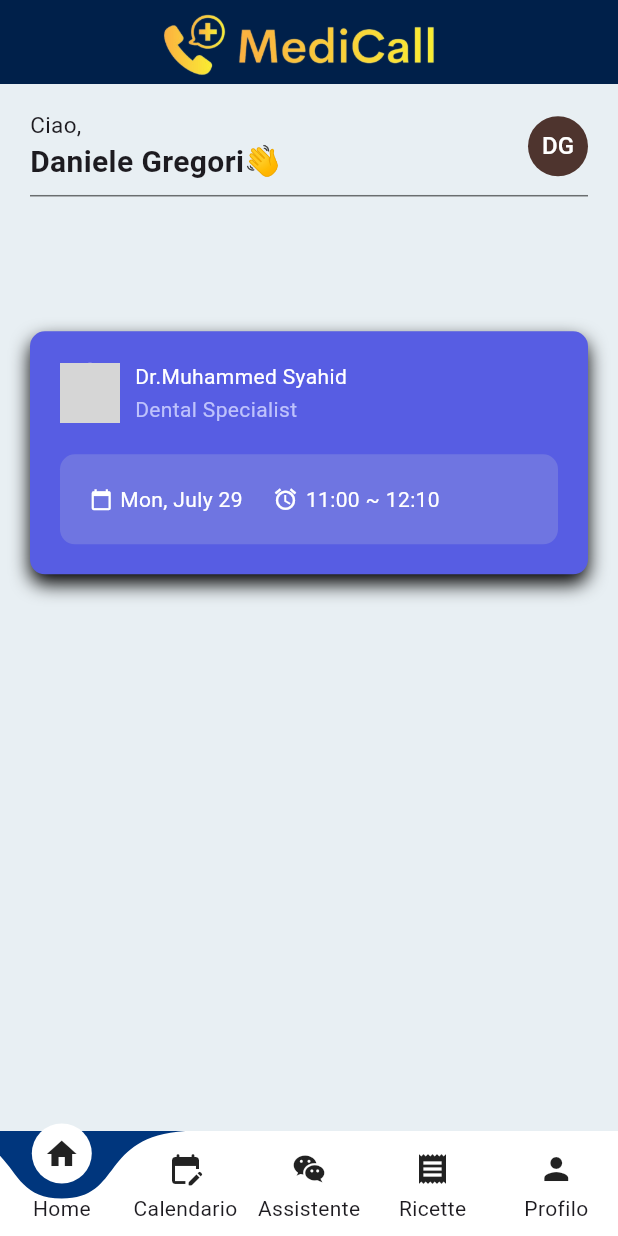
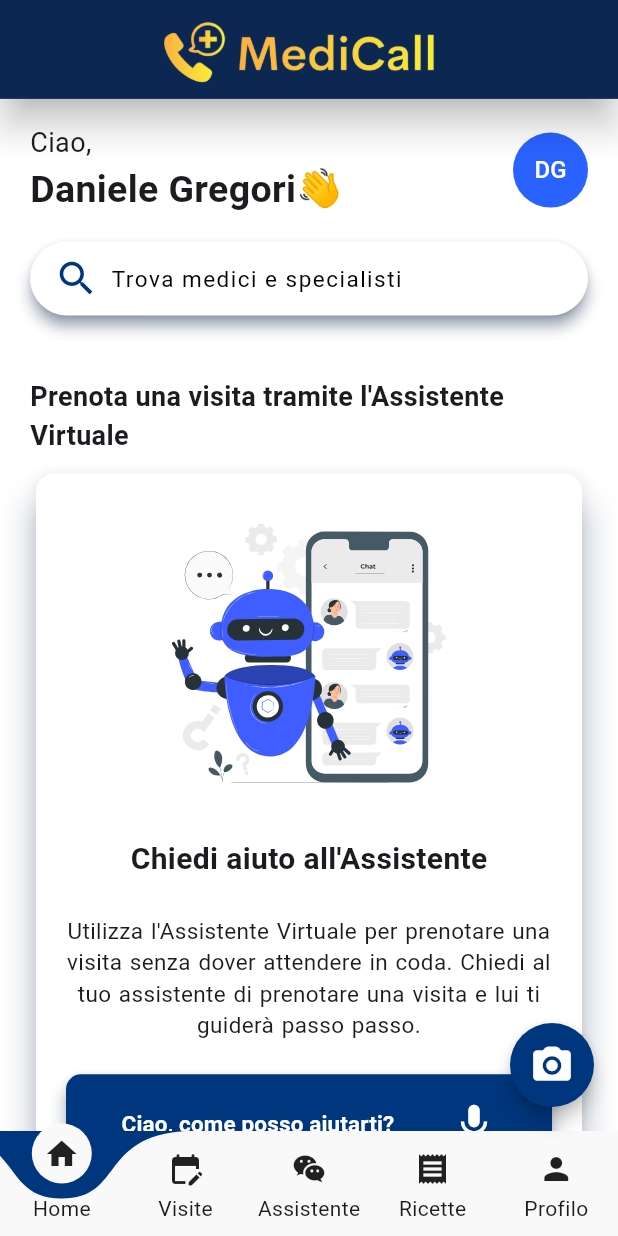
Before and after one commit to dany-el92/MediCall, a Flutter app: the screen it shows after launch, on a phone screen of 412 x 824 dp. Run offline on Flutter 3.47's test engine with Material 2 defaults, Android fonts, the phone set to English and light mode, and no system bars; drawn by our look-alikes of curved_labeled_navigation_bar; our stand-ins replace flutter_svg; grey boxes are pictures that could not be loaded.

Commit message:
Versione 2.0 homepage, creazione search bar e carta assistente

```diff
--- a/lib/components/appointmentCard.dart
+++ /dev/null
@@ -1,166 +0,0 @@
-import 'package:flutter/material.dart';
-
-class AppointmentCard extends StatelessWidget {
-  final void Function() onTap;
-
-  const AppointmentCard({
-    Key? key,
-    required this.onTap,
-  }) : super(key: key);
-
-  @override
-  Widget build(BuildContext context) {
-    return Column(
-      children: [
-        //sfondo della card
-        Container(
-          width: double.infinity,
-          decoration: BoxDecoration(
-            color: const Color(0xff575de3),
-            borderRadius: BorderRadius.circular(10),
-            boxShadow: const [
-              BoxShadow(
-                color: Colors.black,
-                blurRadius: 10,
-                offset: Offset(0, 6),
-              ),
-            ],
-          ),
-          child: Material(
-            color: Colors.transparent,
-            //per rendere il container cliccabile ed inserire la funzione onTap
-            child: InkWell(
-              onTap: onTap,
-              child: const Padding(
-                padding: EdgeInsets.all(20),
-                child: Column(
-                  children: [
-                    Row(
-                      children: [
-                        CircleAvatar(
-                          backgroundImage: AssetImage('assets/doctor01.jpeg'),
-                        ),
-                        SizedBox(
-                          width: 10,
-                        ),
-                        Column(
-                          mainAxisAlignment: MainAxisAlignment.center,
-                          crossAxisAlignment: CrossAxisAlignment.start,
-                          children: [
-                            Text('Dr.Muhammed Syahid',
-                                style: TextStyle(color: Colors.white)),
-                            SizedBox(
-                              height: 2,
-                            ),
-                            Text(
-                              'Dental Specialist',
-                              style: TextStyle(color: Color(0xffbec2fc)),
-                            ),
-                          ],
-                        ),
-                      ],
-                    ),
-                    SizedBox(
-                      height: 20,
-                    ),
-                    ScheduleCard(),
-                  ],
-                ),
-              ),
-            ),
-          ),
-        ),
-        // Container(
-        //   margin: const EdgeInsets.symmetric(horizontal: 20),
-        //   width: double.infinity,
-        //   height: 10,
-        //   decoration: const BoxDecoration(
-        //     color: Color(0xffc3c5f8),
-        //     boxShadow: [
-        //       BoxShadow(
-        //         color: Colors.black,
-        //         blurRadius: 10,
-        //         offset: Offset(0, 5),
-        //       ),
-        //     ],
-        //     borderRadius: BorderRadius.only(
-        //       bottomRight: Radius.circular(10),
-        //       bottomLeft: Radius.circular(10),
-        //     ),
-        //   ),
-        // ),
-        // Container(
-        //   margin: const EdgeInsets.symmetric(horizontal: 40),
-        //   width: double.infinity,
-        //   height: 10,
-        //   decoration: const BoxDecoration(
-        //     boxShadow: [
-        //       BoxShadow(
-        //         color: Colors.black,
-        //         blurRadius: 10,
-        //         offset: Offset(0, 5),
-        //       ),
-        //     ],
-        //     color: Color(0xffe8eafe),
-        //     borderRadius: BorderRadius.only(
-        //       bottomRight: Radius.circular(10),
-        //       bottomLeft: Radius.circular(10),
-        //     ),
-        //   ),
-        // ),
-      ],
-    );
-  }
-}
-
-class ScheduleCard extends StatelessWidget {
-  const ScheduleCard({
-    Key? key,
-  }) : super(key: key);
-
-  @override
-  Widget build(BuildContext context) {
-    return Container(
-      decoration: BoxDecoration(
-        color: const Color(0xff6f75e1),
-        borderRadius: BorderRadius.circular(10),
-      ),
-      width: double.infinity,
-      padding: const EdgeInsets.all(20),
-      child: const Row(
-        crossAxisAlignment: CrossAxisAlignment.center,
-        children: [
-          Icon(
-            Icons.calendar_today,
-            color: Colors.white,
-            size: 15,
-          ),
-          SizedBox(
-            width: 5,
-          ),
-          Text(
-            'Mon, July 29',
-            style: TextStyle(color: Colors.white),
-          ),
-          SizedBox(
-            width: 20,
-          ),
-          Icon(
-            Icons.access_alarm,
-            color: Colors.white,
-            size: 17,
-          ),
-          SizedBox(
-            width: 5,
-          ),
-          Flexible(
-            child: Text(
-              '11:00 ~ 12:10',
-              style: TextStyle(color: Colors.white),
-            ),
-          ),
-        ],
-      ),
-    );
-  }
-}
--- /dev/null
+++ b/lib/components/appointment_card.dart
@@ -0,0 +1,129 @@
+import 'package:flutter/material.dart';
+
+class AppointmentCard extends StatelessWidget {
+  final void Function() onTap;
+
+  const AppointmentCard({
+    Key? key,
+    required this.onTap,
+  }) : super(key: key);
+
+  @override
+  Widget build(BuildContext context) {
+    return Column(
+      children: [
+        //sfondo della card
+        Container(
+          width: double.infinity,
+          decoration: BoxDecoration(
+            color: const Color(0xff575de3),
+            borderRadius: BorderRadius.circular(10),
+            boxShadow: const [
+              BoxShadow(
+                color: Colors.black,
+                blurRadius: 10,
+                offset: Offset(0, 6),
+              ),
+            ],
+          ),
+          child: Material(
+            color: Colors.transparent,
+            //per rendere il container cliccabile ed inserire la funzione onTap
+            child: InkWell(
+              onTap: onTap,
+              splashFactory: InkRipple.splashFactory,
+              child: const Padding(
+                padding: EdgeInsets.all(20),
+                child: Column(
+                  children: [
+                    Row(
+                      children: [
+                        CircleAvatar(
+                          backgroundImage: AssetImage(''),
+                        ),
+                        SizedBox(
+                          width: 10,
+                        ),
+                        Column(
+                          mainAxisAlignment: MainAxisAlignment.center,
+                          crossAxisAlignment: CrossAxisAlignment.start,
+                          children: [
+                            Text('Dr. Daniele Gregori',
+                                style: TextStyle(color: Colors.white)),
+                            SizedBox(
+                              height: 2,
+                            ),
+                            Text(
+                              'Tecnico Ortopedico',
+                              style: TextStyle(color: Color(0xffbec2fc)),
+                            ),
+                          ],
+                        ),
+                      ],
+                    ),
+                    SizedBox(
+                      height: 20,
+                    ),
+                    ScheduleCard(),
+                  ],
+                ),
+              ),
+            ),
+          ),
+        ),
+      ],
+    );
+  }
+}
+
+class ScheduleCard extends StatelessWidget {
+  const ScheduleCard({
+    Key? key,
+  }) : super(key: key);
+
+  @override
+  Widget build(BuildContext context) {
+    return Container(
+      decoration: BoxDecoration(
+        color: const Color(0xff6f75e1),
+        borderRadius: BorderRadius.circular(10),
+      ),
+      width: double.infinity,
+      padding: const EdgeInsets.all(20),
+      child: const Row(
+        crossAxisAlignment: CrossAxisAlignment.center,
+        children: [
+          Icon(
+            Icons.calendar_today,
+            color: Colors.white,
+            size: 15,
+          ),
+          SizedBox(
+            width: 5,
+          ),
+          Text(
+            'Lun, 29 Nov',
+            style: TextStyle(color: Colors.white),
+          ),
+          SizedBox(
+            width: 20,
+          ),
+          Icon(
+            Icons.access_alarm,
+            color: Colors.white,
+            size: 17,
+          ),
+          SizedBox(
+            width: 5,
+          ),
+          Flexible(
+            child: Text(
+              '11:00 ~ 12:10',
+              style: TextStyle(color: Colors.white),
+            ),
+          ),
+        ],
+      ),
+    );
+  }
+}
--- /dev/null
+++ b/lib/components/assistant_card.dart
@@ -0,0 +1,60 @@
+import 'package:flutter/material.dart';
+import 'package:medicall/constants/colors.dart';
+import 'package:medicall/constants/images.dart';
+
+class AssistantCard extends StatelessWidget {
+  const AssistantCard({super.key});
+
+  @override
+  Widget build(BuildContext context) {
+    //container per il gradiente al posto dell'elevatedButton
+    // return Container(
+    //   padding: const EdgeInsets.all(10),
+    //   width: double.infinity,
+    //   decoration: BoxDecoration(
+    //     borderRadius: BorderRadius.circular(10),
+    //     gradient: const LinearGradient(
+    //       colors: [
+    //         AppColors.oro,
+    //         AppColors.bluChiaro,
+    //       ],
+    //       begin: Alignment.centerLeft,
+    //       end: Alignment.centerRight,
+    //     ),
+    //   ),
+    return ElevatedButton(
+      style: ElevatedButton.styleFrom(
+        backgroundColor: AppColors.bluChiaro,
+        elevation: 5,
+        shadowColor: AppColors.bluChiaro,
+        splashFactory: InkSplash.splashFactory,
+        shape: RoundedRectangleBorder(
+          borderRadius: BorderRadius.circular(10),
+        ),
+        padding: const EdgeInsets.all(10),
+      ),
+      onPressed: () {},
+      child: const Padding(
+        padding: EdgeInsets.all(8.0),
+        child: Row(
+          mainAxisAlignment: MainAxisAlignment.spaceAround,
+          children: [
+            Text(
+              'Ciao, come posso aiutarti?',
+              style: TextStyle(
+                color: Colors.white,
+                fontWeight: FontWeight.bold,
+                fontSize: 15,
+              ),
+            ),
+            Icon(
+              Icons.mic,
+              size: 30,
+              color: Colors.white,
+            ),
+          ],
+        ),
+      ),
+    );
+  }
+}
--- /dev/null
+++ b/lib/components/view_icon.dart
@@ -0,0 +1,45 @@
+import 'package:flutter/material.dart';
+import 'package:medicall/utilities/extensions.dart';
+
+class ViewIcon extends StatelessWidget {
+  final IconData icon;
+  final String text;
+
+  const ViewIcon({
+    super.key,
+    required this.icon,
+    required this.text,
+  });
+
+  @override
+  Widget build(BuildContext context) {
+    final size = context.mediaQuerySize;
+
+    return ElevatedButton(
+      onPressed: () {},
+      style: ElevatedButton.styleFrom(
+        backgroundColor: Colors.white,
+        fixedSize: Size(size.width * 0.21, size.height * 0.092),
+        shape: RoundedRectangleBorder(
+          borderRadius: BorderRadius.circular(10),
+        ),
+        padding: EdgeInsets.zero,
+      ),
+      child: Column(
+        mainAxisAlignment: MainAxisAlignment.spaceEvenly,
+        crossAxisAlignment: CrossAxisAlignment.center,
+        children: [
+          Icon(
+            icon,
+            size: 35,
+            color: Colors.black,
+          ),
+          Text(
+            text,
+            style: const TextStyle(color: Colors.black),
+          ),
+        ],
+      ),
+    );
+  }
+}
--- a/lib/constants/colors.dart
+++ b/lib/constants/colors.dart
@@ -1,7 +1,7 @@
 import 'package:flutter/material.dart';
 
 class AppColors {
-  static const Color bianco = Color(0xffE8EFF3);
+  static const Color bianco = Color(0xffffffff);
   static const Color oro = Color(0xffFBDB6B);
   static const Color bluScuro = Color(0xff00204A);
   static const Color bluMedio = Color(0xff002555);
--- a/lib/constants/images.dart
+++ b/lib/constants/images.dart
@@ -8,4 +8,5 @@ class ImageConstant {
 
   static const String facebookLogo = '$_imagePath/facebook.svg';
 
+  static const String chatImage = '$_imagePath/chatImage.svg';
 }
--- a/lib/views/main_view.dart
+++ b/lib/views/main_view.dart
@@ -1,5 +1,8 @@
 import 'package:flutter/material.dart';
-import 'package:medicall/components/appointmentCard.dart';
+import 'package:flutter_svg/svg.dart';
+import 'package:medicall/components/appointment_card.dart';
+import 'package:medicall/components/assistant_card.dart';
+import 'package:medicall/components/view_icon.dart';
 import 'package:medicall/constants/colors.dart';
 import 'package:medicall/constants/images.dart';
 import 'package:curved_labeled_navigation_bar/curved_navigation_bar.dart';
@@ -21,12 +24,28 @@ class _MainViewState extends State<MainView> {
       backgroundColor: AppColors.bianco,
       appBar: AppBar(
         backgroundColor: AppColors.bluScuro,
-        elevation: 0,
-        //leading: Image.asset(ImageConstant.imgLogo),
+        elevation: 10,
+        shadowColor: Colors.black,
+        toolbarHeight: size.height * 0.08,
         title: Image.asset(
           ImageConstant.imgLogo,
           width: 370,
           height: 55,
+        ),
+      ),
+      floatingActionButton: FloatingActionButton(
+        onPressed: () {},
+        backgroundColor: AppColors.bluChiaro,
+        shape: const CircleBorder(),
+        enableFeedback: true,
+        elevation: 5,
+        tooltip: 'Riconoscimento medicinali',
+        //colore quando si clicca
+        splashColor: Colors.grey,
+        child: const Icon(
+          Icons.camera_alt_rounded,
+          color: Colors.white,
+          size: 30,
         ),
       ),
       body: SingleChildScrollView(
@@ -45,20 +64,21 @@ class _MainViewState extends State<MainView> {
                         'Ciao,',
                         style: TextStyle(
                           fontWeight: FontWeight.w400,
-                          fontSize: 15,
+                          fontSize: 18,
                         ),
                       ),
                       Text(
                         'Daniele Gregori👋',
                         style: TextStyle(
                           fontWeight: FontWeight.bold,
-                          fontSize: 20,
+                          fontSize: 25,
                         ),
                       ),
                     ],
                   ),
                   CircleAvatar(
-                    backgroundColor: Colors.brown.shade800,
+                    radius: 25,
+                    backgroundColor: Colors.blueAccent.shade700,
                     child: const Text('DG',
                         style: TextStyle(
                           color: Colors.white,
@@ -66,11 +86,128 @@ class _MainViewState extends State<MainView> {
                   )
                 ],
               ),
-              Divider(color: Colors.black54),
-              SizedBox(height: size.height * 0.1),
+              SizedBox(height: size.height * 0.02),
+              ElevatedButton.icon(
+                onPressed: () {},
+                icon: const Icon(
+                  Icons.search,
+                  size: 30,
+                  color: AppColors.bluChiaro,
+                ),
+                label: const Text(
+                  'Trova medici e specialisti',
+                  style: TextStyle(
+                    fontSize: 15,
+                    letterSpacing: 1.0,
+                    fontWeight: FontWeight.normal,
+                  ),
+                ),
+                style: ElevatedButton.styleFrom(
+                  alignment: Alignment.centerLeft,
+                  backgroundColor: Colors.white,
+                  fixedSize: Size(size.width * 0.95, size.height * 0.06),
+                  elevation: 4,
+                  shadowColor: AppColors.bluChiaro,
+                  surfaceTintColor: Colors.white,
+                  foregroundColor: Colors.black,
+                  shape: RoundedRectangleBorder(
+                    borderRadius: BorderRadius.circular(30),
+                  ),
+                ),
+              ),
+              SizedBox(height: size.height * 0.05),
+              const Text(
+                "Prenota una visita tramite l'Assistente Virtuale",
+                style: TextStyle(
+                  fontWeight: FontWeight.w600,
+                  fontSize: 18,
+                ),
+              ),
+              SizedBox(height: size.height * 0.01),
+              SizedBox(
+                height: size.height * 0.60,
+                child: Card(
+                  elevation: 10,
+                  shadowColor: AppColors.bluChiaro,
+                  color: Colors.white,
+                  surfaceTintColor: Colors.white,
+                  child: Padding(
+                    padding: const EdgeInsets.all(20),
+                    child: Column(
+                      crossAxisAlignment: CrossAxisAlignment.center,
+                      mainAxisAlignment: MainAxisAlignment.spaceBetween,
+                      children: [
+                        SvgPicture.asset(ImageConstant.chatImage, width: 200),
+                        const Text(
+                          "Chiedi aiuto all'Assistente",
+                          style: TextStyle(
+                            fontWeight: FontWeight.bold,
+                            fontSize: 20,
+                          ),
+                        ),
+                        const Text(
+                          "Utilizza l'Assistente Virtuale per prenotare una visita senza dover attendere in coda."
+                          " Chiedi al tuo assistente di prenotare una visita e lui ti guiderà passo passo.",
+                          style: TextStyle(
+                            fontSize: 15,
+                            fontWeight: FontWeight.normal,
+                            wordSpacing: 1.0,
+                          ),
+                          textAlign: TextAlign.center,
+                        ),
+                        const AssistantCard(),
+                      ],
+                    ),
+                  ),
+                ),
+              ),
+              SizedBox(height: size.height * 0.03),
+              Row(
+                mainAxisAlignment: MainAxisAlignment.spaceBetween,
+                children: [
+                  const Text('Prossimo Appuntamento',
+                      style: TextStyle(
+                        fontWeight: FontWeight.w600,
+                        fontSize: 18,
+                      )),
+                  TextButton(
+                    child: Text(
+                      'Vedi Tutti',
+                      style: TextStyle(
+                        color: Colors.amber.shade600,
+                        fontWeight: FontWeight.w600,
+                        fontSize: 15,
+                      ),
+                    ),
+                    onPressed: () {},
+                  )
+                ],
+              ),
               AppointmentCard(
                 onTap: () {},
               ),
+              SizedBox(height: size.height * 0.04),
+              // const Row(
+              //   mainAxisAlignment: MainAxisAlignment.spaceBetween,
+              //   children: [
+              //     ViewIcon(
+              //       icon: Icons.medical_information,
+              //       text: 'Prova',
+              //     ),
+              //     ViewIcon(
+              //       icon: Icons.add,
+              //       text: 'Prova',
+              //     ),
+              //     ViewIcon(
+              //       icon: Icons.add,
+              //       text: 'Prova',
+              //     ),
+              //     ViewIcon(
+              //       icon: Icons.add,
+              //       text: 'Prova',
+              //     ),
+              //   ],
+              // ),
             ],
           ),
         ),
@@ -86,7 +223,7 @@ class _MainViewState extends State<MainView> {
             child: Icon(
               Icons.edit_calendar_rounded,
             ),
-            label: 'Calendario',
+            label: 'Visite',
           ),
           CurvedNavigationBarItem(
             child: Icon(Icons.wechat),
@@ -102,8 +239,8 @@ class _MainViewState extends State<MainView> {
           )
         ],
         backgroundColor: AppColors.bluChiaro,
-        color: Colors.white,
-        buttonBackgroundColor: Colors.white,
+        color: const Color(0xfff9f9f9),
+        buttonBackgroundColor: const Color(0xfff9f9f9),
         animationCurve: Curves.easeInOut,
         animationDuration: const Duration(milliseconds: 500),
         onTap: (index) {
```
Also changed, not shown: assets/images/chatImage.svg (added), 5 other files.
